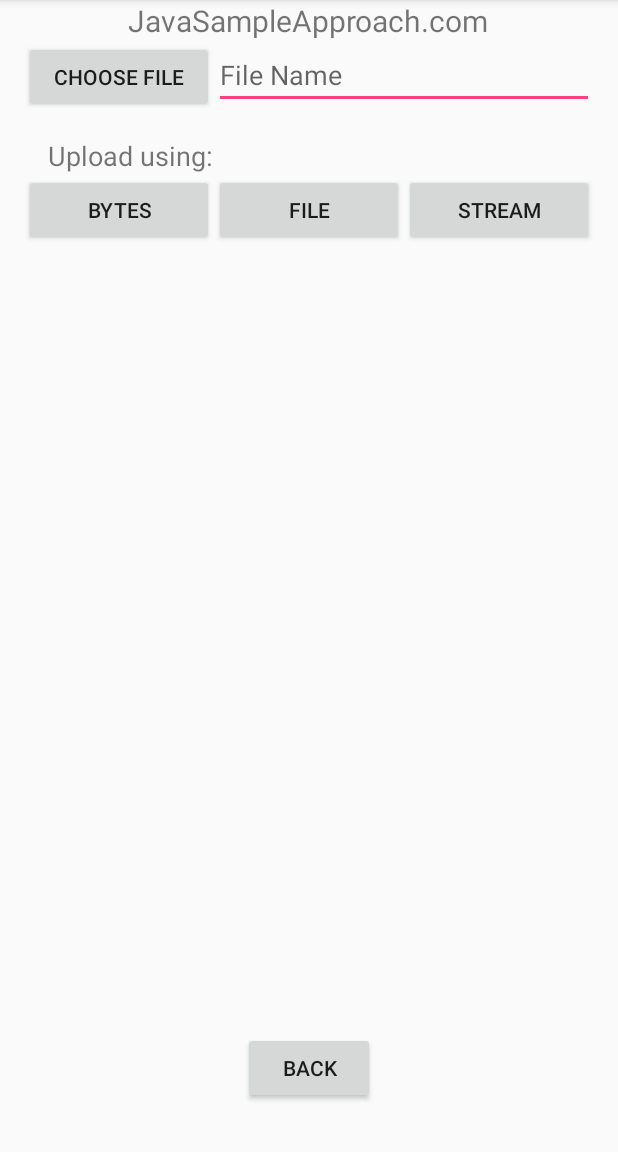
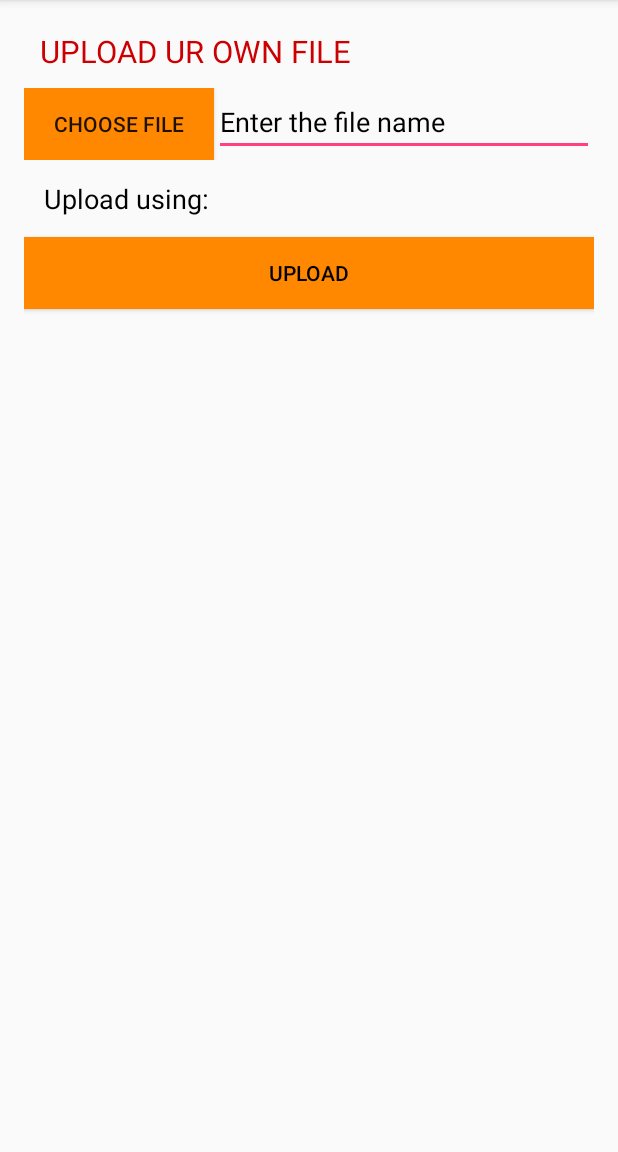
Before and after one commit to ajayandrodev/ajdevopsnew, an Android app: the StorageActivity screen opened directly, with no data from a screen before it, on a phone screen of 412 x 824 dp, the part 84-1236 px from its top. Run offline under Robolectric (Android 15) with nearby library versions, the phone set to English and light mode, and no system bars; our stand-ins replace Firebase (no records; nobody signed in at launch, a user with empty details on screens opened directly), sdp/ssp sizes.

```diff
--- a/AjDevops/app/src/main/res/layout/activity_storage.xml
+++ b/AjDevops/app/src/main/res/layout/activity_storage.xml
@@ -7,11 +7,15 @@
     android:paddingRight="16dp">
 
     <TextView
-        android:layout_width="wrap_content"
+        android:layout_width="match_parent"
         android:layout_height="wrap_content"
         android:layout_gravity="center"
-        android:text="JavaSampleApproach.com"
-        android:textSize="20sp" />
+        android:layout_marginTop="@dimen/_7sdp"
+        android:padding="@dimen/_8sdp"
+        android:text="upload ur own file"
+        android:textAllCaps="true"
+        android:textColor="@android:color/holo_red_dark"
+        android:textSize="@dimen/_16sdp" />
 
     <LinearLayout
         android:layout_width="match_parent"
@@ -24,6 +28,7 @@
             android:layout_width="0dp"
             android:layout_height="wrap_content"
             android:layout_weight="1"
+            android:background="@android:color/holo_orange_dark"
             android:text="Choose File" />
 
         <EditText
@@ -31,46 +36,27 @@
             android:layout_width="0dp"
             android:layout_height="wrap_content"
             android:layout_weight="2"
-            android:hint="File Name" />
+            android:hint="Enter the file name"
+            android:textColorHint="@android:color/black" />
 
     </LinearLayout>
 
     <TextView
         android:layout_width="wrap_content"
         android:layout_height="wrap_content"
-        android:layout_marginLeft="16dp"
-        android:layout_marginTop="16dp"
+        android:padding="@dimen/_10sdp"
         android:text="Upload using:"
+        android:textColor="@android:color/black"
         android:textSize="18sp" />
 
-    <LinearLayout
+    <Button
+        android:id="@+id/btn_upload_file"
         android:layout_width="match_parent"
         android:layout_height="wrap_content"
-        android:orientation="horizontal"
-        android:weightSum="3">
+        android:background="@android:color/holo_orange_dark"
+        android:text="upload"
+        android:textColor="@android:color/black" />
 
-        <Button
-            android:id="@+id/btn_upload_byte"
-            android:layout_width="0dp"
-            android:layout_height="wrap_content"
-            android:layout_weight="1"
-            android:text="Bytes" />
-
-        <Button
-            android:id="@+id/btn_upload_file"
-            android:layout_width="0dp"
-            android:layout_height="wrap_content"
-            android:layout_weight="1"
-            android:text="File" />
-
-        <Button
-            android:id="@+id/btn_upload_stream"
-            android:layout_width="0dp"
-            android:layout_height="wrap_content"
-            android:layout_weight="1"
-            android:text="Stream" />
-
-    </LinearLayout>
 
     <TextView
         android:id="@+id/tvFileName"
@@ -80,25 +66,5 @@
         android:layout_margin="5dp"
         android:text="File Name" />
 
-    <LinearLayout
-        android:layout_width="match_parent"
-        android:layout_height="match_parent"
-        android:orientation="vertical"
-        android:weightSum="5">
-
-        <ImageView
-            android:id="@+id/imgFile"
-            android:layout_width="match_parent"
-            android:layout_height="0dp"
-            android:layout_weight="4.7" />
-
-        <Button
-            android:id="@+id/btn_back"
-            android:layout_width="wrap_content"
-            android:layout_height="wrap_content"
-            android:layout_gravity="center_horizontal"
-            android:text="Back" />
-
-    </LinearLayout>
 
 </LinearLayout>
```
Also changed, not shown: AjDevops/app/src/main/java/com/ajayrockstarindevops/ajdevops/StorageActivity.kt (+4 -80 lines).
